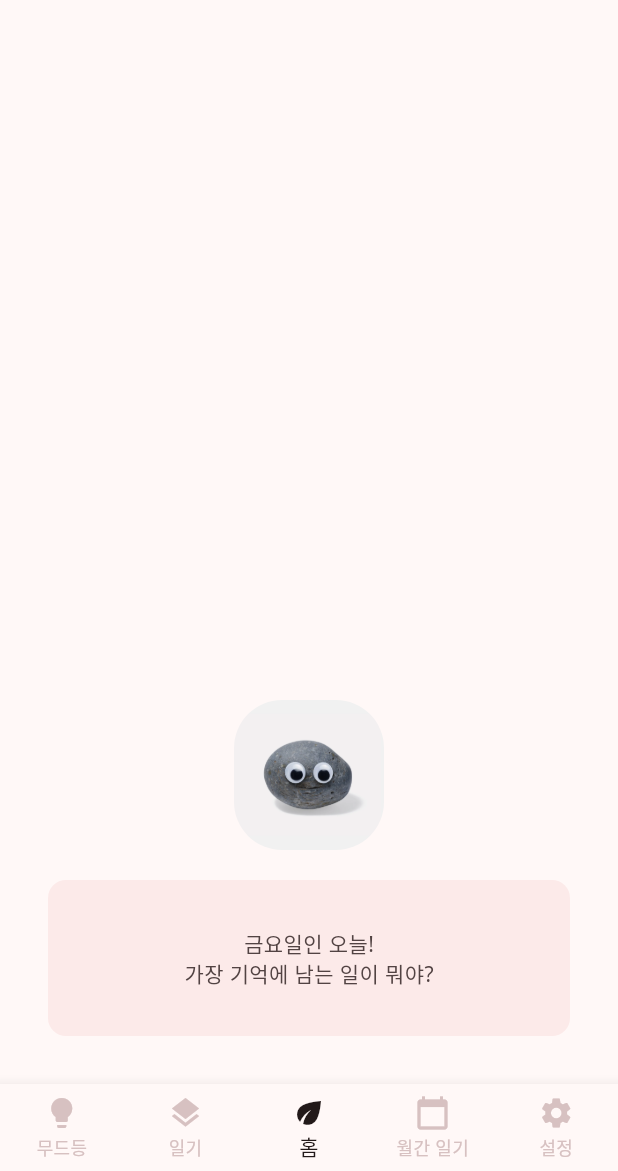
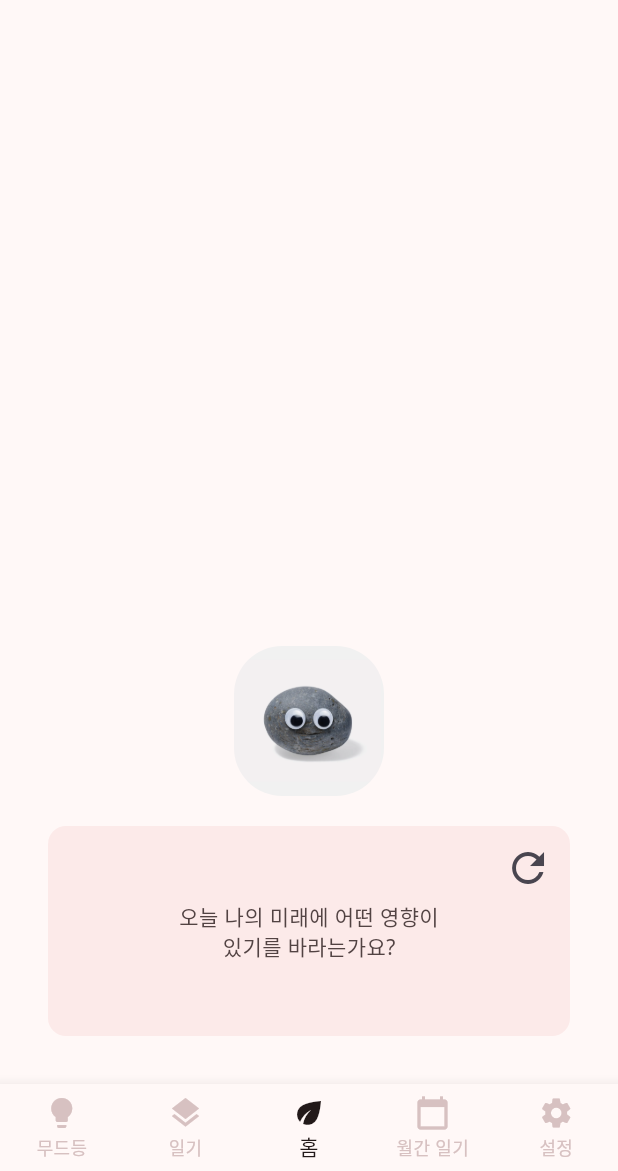
Before and after one commit to jhan117/Pebble-Pal, a Flutter app: the RootScreen screen opened directly, on a phone screen of 412 x 824 dp, the part 65-1236 px from its top. Run offline on Flutter 3.47's test engine with Material 3 defaults, Android fonts, the phone set to English and light mode, and no system bars; our stand-ins replace google_fonts, smooth_page_indicator; Roboto replaces fonts that are missing (Sarpanch).

Commit message:
✨ 기능 추가: 일기 질문 위젯 생성 및 새로고침 버튼 추가, 랜덤 질문 표시

```diff
--- /dev/null
+++ b/lib/core/utils/diary_questions.dart
@@ -0,0 +1,39 @@
+class DiaryQuestions {
+  static const questions = [
+    "오늘 하루 중 가장 기억에 남는 순간은\n무엇이었나요?",
+    "오늘 나를 웃게 만든 일은\n무엇이었나요?",
+    "오늘 나의 기분은 전반적으로 어땠나요?\n그 이유는 무엇인가요?",
+    "오늘 하루를 색깔로 표현한다면\n어떤 색일까요? 그 이유는요?",
+    "오늘 하루 중 스스로에게 칭찬해주고 싶은\n부분은 무엇인가요?",
+    "오늘 느낀 감정 중 가장 강렬했던 감정은 무엇인가요?\n그 감정을 일으킨 사건은 무엇인가요?",
+    "오늘 나를 불안하게 만들었던 일은 무엇인가요?\n이 불안을 어떻게 극복할 수 있을까요?",
+    "오늘 타인과의 관계에서\n가장 기뻤던 순간은 언제였나요?",
+    "오늘 하루 중 마음의 평화를\n얻었던 순간은 언제였나요?",
+    "나 자신에 대해 오늘 새롭게\n깨달은 것이 있나요?",
+    "오늘의 작은 성취는 무엇인가요? 앞으로도\n이 성취를 지속하기 위해 할 수 있는 일은?",
+    "요즘 집중하고 있는 목표는 무엇인가요?\n오늘 이 목표에 한 걸음 다가갔나요?",
+    "오늘 하루에서 배우거나\n얻은 교훈은 무엇인가요?",
+    "오늘 한 일 중에 잘못했다고 느끼는 것은 무엇인가요?\n어떻게 개선할 수 있을까요?",
+    "미래의 나에게 칭찬받고 싶은\n행동이 오늘 있었나요?",
+    "오늘 누군가와 의미 있는 대화를 나눴나요?\n그 대화에서 얻은 깨달음이 있나요?",
+    "오늘 고마운 사람은 누구였나요?\n그 이유는 무엇인가요?",
+    "오늘 누군가와의 갈등이 있었다면,\n그 이유와 해결 방법은 무엇일까요?",
+    "오늘 누군가에게서 좋은 영향을\n받은 일이 있나요?",
+    "누군가에게 감사를 전하고\n싶은 일이 있나요?",
+    "오늘 나를 설레게 한 생각이나\n아이디어가 있었나요?",
+    "오늘 하고 싶었던 활동 중 하지 못한\n것이 있나요? 왜 하지 못했나요?",
+    "요즘 좋아하는 활동이나 취미가\n있나요? 그 이유는 무엇인가요?",
+    "오늘 하루 중 상상력을\n발휘한 순간이 있었나요?",
+    "오늘 하루를 마무리하며 보고 싶은\n영화나 듣고 싶은 음악이 있나요?",
+    "오늘 하루 중 나의 신체에 대해\n고마움을 느낀 순간이 있었나요?",
+    "오늘의 식사 중 가장 기억에\n남는 것은 무엇이었나요?",
+    "오늘 수면은 어땠나요?\n나의 기분이나 생산성에 어떤 영향을 미쳤나요?",
+    "오늘 몸을 돌보며 한 일이 있나요?\n(예: 운동, 스트레칭, 산책 등)",
+    "나의 건강을 위해 오늘 놓치지\n말았어야 할 것은 무엇이었나요?",
+    "내일 꼭 해보고 싶은 일은 무엇인가요?",
+    "한 달 뒤에 이룰 수 있기를\n바라는 목표가 있나요?",
+    "나의 장기 목표에 한 걸음 다가가기 위해\n오늘 무엇을 할 수 있었나요?",
+    "오늘 나의 미래에 어떤 영향이\n있기를 바라는가요?",
+    "내일의 나에게 하고 싶은\n한 마디가 있나요?",
+  ];
+}
--- a/lib/presentation/pages/home_screen.dart
+++ b/lib/presentation/pages/home_screen.dart
@@ -1,14 +1,55 @@
+import 'dart:math';
+
 import 'package:flutter/material.dart';
-import 'package:graytalk/core/theme/colors.dart';
+import 'package:graytalk/presentation/state/question_provider.dart';
+
 import 'package:graytalk/presentation/state/tab_idx_provider.dart';
+import 'package:graytalk/presentation/widgets/question_box.dart';
 import 'package:provider/provider.dart';
 
-class HomeScreen extends StatelessWidget {
+class HomeScreen extends StatefulWidget {
   const HomeScreen({super.key});
 
   @override
+  State<HomeScreen> createState() => _HomeScreenState();
+}
+
+class _HomeScreenState extends State<HomeScreen> {
+  int? selectedIndex;
+  String q = "";
+
+  @override
+  void didChangeDependencies() {
+    super.didChangeDependencies();
+
+    if (context.read<TabIdxProvider>().currentIdx == 2) {
+      final randomQuestions = context.read<QuestionProvider>().randomQuestions;
+      selectedIndex = Random().nextInt(randomQuestions.length);
+      q = randomQuestions[selectedIndex!];
+
+      debugPrint('didChangeDependencies called');
+      debugPrint('Selected index: $selectedIndex');
+      debugPrint('Selected question: $q');
+    }
+  }
+
+  void refreshQuestion() {
+    if (selectedIndex != null) {
+      final questionProvider = context.read<QuestionProvider>();
+      questionProvider.refreshQuestionAt(selectedIndex!);
+      final randomQuestions = questionProvider.randomQuestions;
+
+      debugPrint('Refreshing question at index: $selectedIndex');
+      debugPrint('New question: ${randomQuestions[selectedIndex!]}');
+
+      setState(() {
+        q = randomQuestions[selectedIndex!];
+      });
+    }
+  }
+
+  @override
   Widget build(BuildContext context) {
-    final textTheme = Theme.of(context).textTheme;
     final tabIdxProvider = context.watch<TabIdxProvider>();
 
     return SizedBox(
@@ -28,29 +69,10 @@ class HomeScreen extends StatelessWidget {
           ),
           const SizedBox(height: 20),
           GestureDetector(
-            onTap: () {
-              tabIdxProvider.setIdx(1);
-            },
-            child: Container(
-              width: double.infinity,
-              padding: const EdgeInsets.only(top: 32, bottom: 32),
-              margin: const EdgeInsets.only(left: 32, right: 32),
-              decoration: BoxDecoration(
-                color: colorScheme.surfaceContainer,
-                borderRadius: BorderRadius.circular(12),
-              ),
-              child: Column(
-                children: [
-                  Text(
-                    "금요일인 오늘!",
-                    style: textTheme.bodyMedium,
-                  ),
-                  Text(
-                    '가장 기억에 남는 일이 뭐야?',
-                    style: textTheme.bodyMedium,
-                  )
-                ],
-              ),
+            onTap: () => tabIdxProvider.setIdx(1),
+            child: QuestionBox(
+              questionText: q,
+              onRefresh: refreshQuestion,
             ),
           ),
           const SizedBox(height: 32),
--- /dev/null
+++ b/lib/presentation/state/question_provider.dart
@@ -0,0 +1,34 @@
+import 'dart:math';
+import 'package:flutter/material.dart';
+import 'package:graytalk/core/utils/diary_questions.dart';
+
+class QuestionProvider extends ChangeNotifier {
+  final List<String> _randomQuestions = [];
+
+  QuestionProvider() {
+    _initializeQuestions(3);
+  }
+
+  void _initializeQuestions(int count) {
+    final shuffledQuestions = List.of(DiaryQuestions.questions)..shuffle();
+    _randomQuestions.addAll(shuffledQuestions.take(3));
+    debugPrint('Initialized questions: $_randomQuestions');
+    notifyListeners();
+  }
+
+  void refreshQuestionAt(int index) {
+    List<String> availableQuestions = DiaryQuestions.questions
+        .where((q) => !_randomQuestions.contains(q))
+        .toList();
+
+    if (availableQuestions.isNotEmpty) {
+      String newQuestion =
+          availableQuestions[Random().nextInt(availableQuestions.length)];
+      _randomQuestions[index] = newQuestion;
+      debugPrint('Refreshed question at index $index: $newQuestion');
+      notifyListeners();
+    }
+  }
+
+  List<String> get randomQuestions => _randomQuestions;
+}
--- /dev/null
+++ b/lib/presentation/widgets/question_box.dart
@@ -0,0 +1,58 @@
+import 'package:flutter/material.dart';
+import 'package:graytalk/core/theme/colors.dart';
+
+class QuestionBox extends StatelessWidget {
+  final String questionText;
+  final VoidCallback onRefresh;
+
+  const QuestionBox({
+    super.key,
+    required this.questionText,
+    required this.onRefresh,
+  });
+
+  @override
+  Widget build(BuildContext context) {
+    final textTheme = Theme.of(context).textTheme;
+    List<String> splitText = questionText.split('\n');
+
+    return Stack(
+      children: [
+        Container(
+          width: double.infinity,
+          height: 140,
+          padding: const EdgeInsets.only(top: 32, bottom: 32),
+          margin: const EdgeInsets.only(left: 32, right: 32),
+          decoration: BoxDecoration(
+            color: colorScheme.surfaceContainer,
+            borderRadius: BorderRadius.circular(12),
+          ),
+          child: Column(
+            mainAxisAlignment: MainAxisAlignment.center,
+            children: [
+              Text(
+                splitText[0],
+                style: textTheme.bodyMedium,
+              ),
+              splitText.length > 1
+                  ? Text(
+                      splitText[1],
+                      style: textTheme.bodyMedium,
+                    )
+                  : const SizedBox.shrink(),
+            ],
+          ),
+        ),
+        Positioned(
+          top: 4,
+          right: 36,
+          child: IconButton(
+            icon: const Icon(Icons.refresh),
+            iconSize: 32,
+            onPressed: onRefresh,
+          ),
+        ),
+      ],
+    );
+  }
+}
```
Also changed, not shown: lib/main.dart (+6 -2 lines), lib/presentation/pages/diary_screen.dart (+18 -1 lines).
